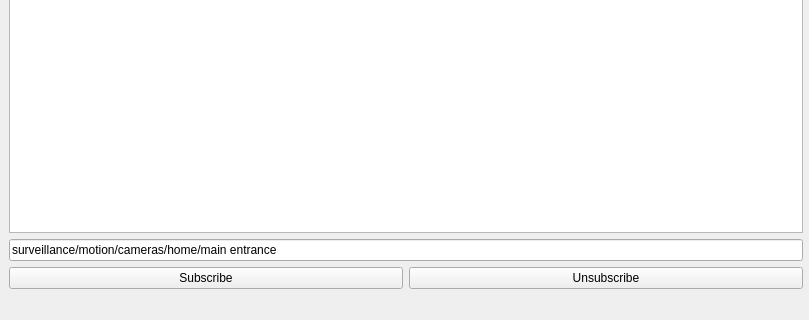
vsokolov00/mqtt-explorer, file src/explorer/view/ui/mainwindow.ui: the form before one commit; both pictures show x 0 to 809 and y 323 to 643 of the 1118 by 643 pixel window.
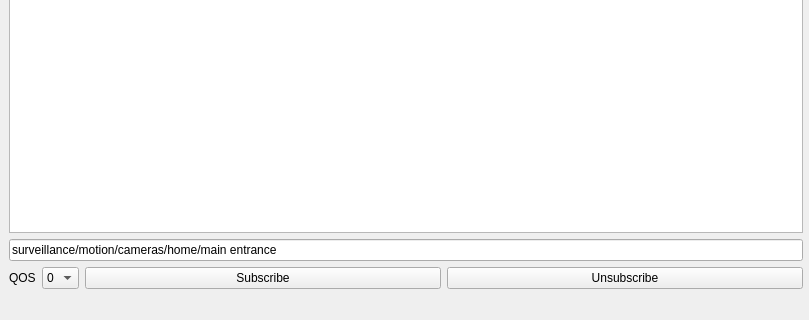
The form after the commit.

Diff of the .ui file:
```diff
--- a/src/explorer/view/ui/mainwindow.ui
+++ b/src/explorer/view/ui/mainwindow.ui
@@ -53,6 +53,44 @@
           <property name="topMargin">
            <number>0</number>
           </property>
+          <item>
+           <widget class="QLabel" name="label_4">
+            <property name="sizePolicy">
+             <sizepolicy hsizetype="Fixed" vsizetype="Preferred">
+              <horstretch>0</horstretch>
+              <verstretch>0</verstretch>
+             </sizepolicy>
+            </property>
+            <property name="text">
+             <string>QOS</string>
+            </property>
+           </widget>
+          </item>
+          <item>
+           <widget class="QComboBox" name="qos">
+            <property name="sizePolicy">
+             <sizepolicy hsizetype="Fixed" vsizetype="Fixed">
+              <horstretch>0</horstretch>
+              <verstretch>0</verstretch>
+             </sizepolicy>
+            </property>
+            <item>
+             <property name="text">
+              <string>0</string>
+             </property>
+            </item>
+            <item>
+             <property name="text">
+              <string>1</string>
+             </property>
+            </item>
+            <item>
+             <property name="text">
+              <string>2</string>
+             </property>
+            </item>
+           </widget>
+          </item>
           <item>
            <widget class="QPushButton" name="subscribe">
             <property name="text">
```
Left out of the diff: 10 changed lines with no effect on the pictures. Lines whose indentation alone changed are shown as unchanged.
